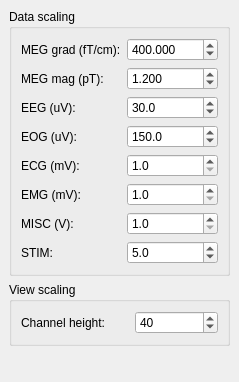
First picture: the form in applications/mne_browse_raw_qt/Windows/scalewindow.ui, repository mne-tools/mne-cpp, before the edit.
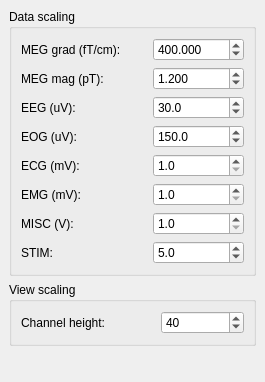
Second picture: the form after the edit.

```diff
--- a/applications/mne_browse_raw_qt/Windows/scalewindow.ui
+++ b/applications/mne_browse_raw_qt/Windows/scalewindow.ui
@@ -6,7 +6,7 @@
    <rect>
     <x>0</x>
     <y>0</y>
-    <width>229</width>
+    <width>265</width>
     <height>382</height>
    </rect>
   </property>
@@ -146,7 +146,7 @@
             <double>0.100000000000000</double>
            </property>
            <property name="maximum">
-            <double>100000.000000000000000</double>
+            <double>1000000000000.000000000000000</double>
            </property>
            <property name="singleStep">
             <double>0.100000000000000</double>
@@ -247,10 +247,10 @@
             <number>3</number>
            </property>
            <property name="minimum">
-            <double>40.000000000000000</double>
+            <double>20.000000000000000</double>
            </property>
            <property name="maximum">
-            <double>100000.000000000000000</double>
+            <double>10000000000000.000000000000000</double>
            </property>
            <property name="singleStep">
             <double>20.000000000000000</double>
```
